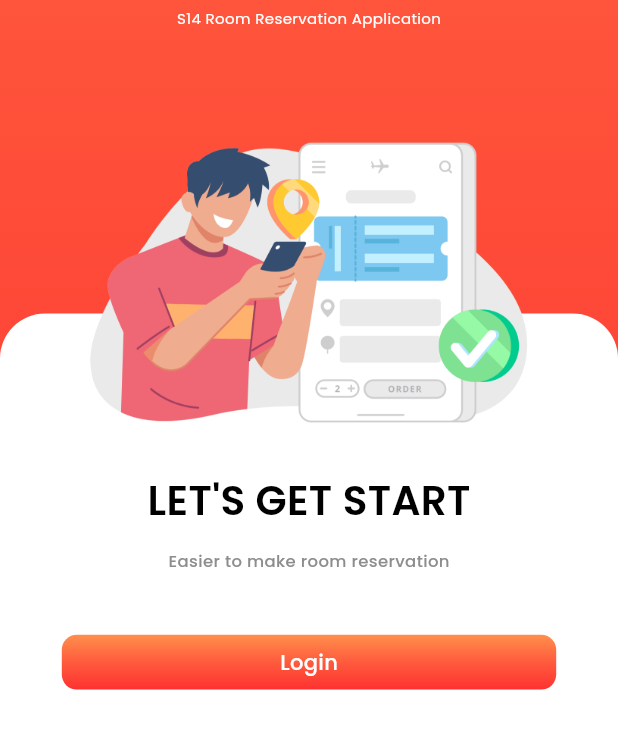
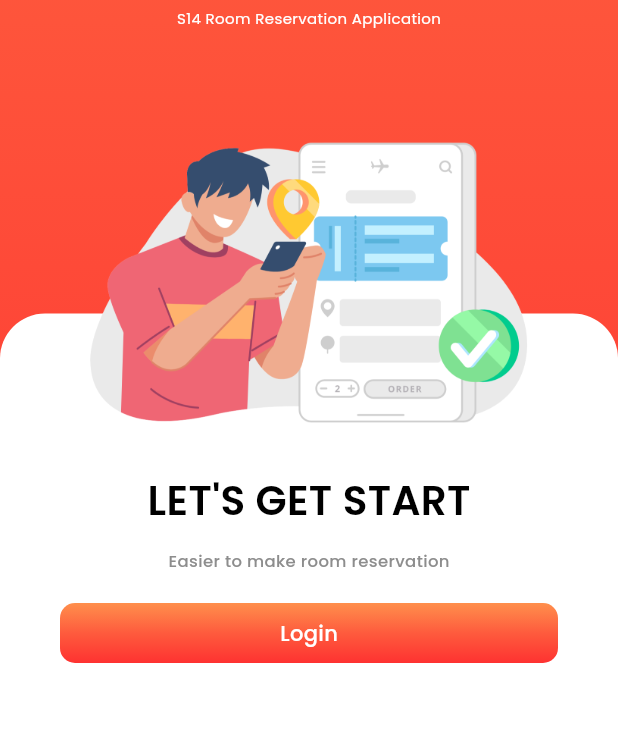
Before and after one commit to kayjirat/JongHong, a Flutter app: the screen it shows after launch, on a phone screen of 412 x 824 dp, the part 384-1133 px from its top. Run offline on Flutter 3.47's test engine with Material 3 defaults, Android fonts, the phone set to English and light mode, and no system bars; our stand-ins replace cloud_firestore, firebase_auth, firebase_core, fluttertoast, google_sign_in; accounts and stored records are empty.

Commit message:
[EDIT] home page(login)

```diff
--- a/jonghong/lib/pages/home_page.dart
+++ b/jonghong/lib/pages/home_page.dart
@@ -30,15 +30,7 @@ class _HomepageState extends State<Homepage> {
 
   @override
   Widget build(BuildContext context) {
-    // Get the screen width and height
-    final screenWidth = MediaQuery.of(context).size.width;
     final screenHeight = MediaQuery.of(context).size.height;
-
-    // Calculate responsive padding and margin
-    final double horizontalMargin = screenWidth * 0.1; // 10% of screen width
-    final double verticalMargin = screenHeight * 0.05; // 5% of screen height
-    final double verticalPadding = screenHeight * 0.01; // 1% of screen height
-
     return MaterialApp(
       title: 'Home Page',
       home: Scaffold(
@@ -217,11 +209,9 @@ class _HomepageState extends State<Homepage> {
                           },
                           child: Container(
                             width: double.infinity,
-                            padding:
-                                EdgeInsets.symmetric(vertical: verticalPadding),
-                            margin: EdgeInsets.symmetric(
-                                horizontal: horizontalMargin,
-                                vertical: verticalMargin),
+                            padding: const EdgeInsets.symmetric(vertical: 10),
+                            margin: const EdgeInsets.symmetric(
+                                horizontal: 40, vertical: 20),
                             decoration: BoxDecoration(
                               borderRadius: BorderRadius.circular(10),
                               gradient: const LinearGradient(
```
